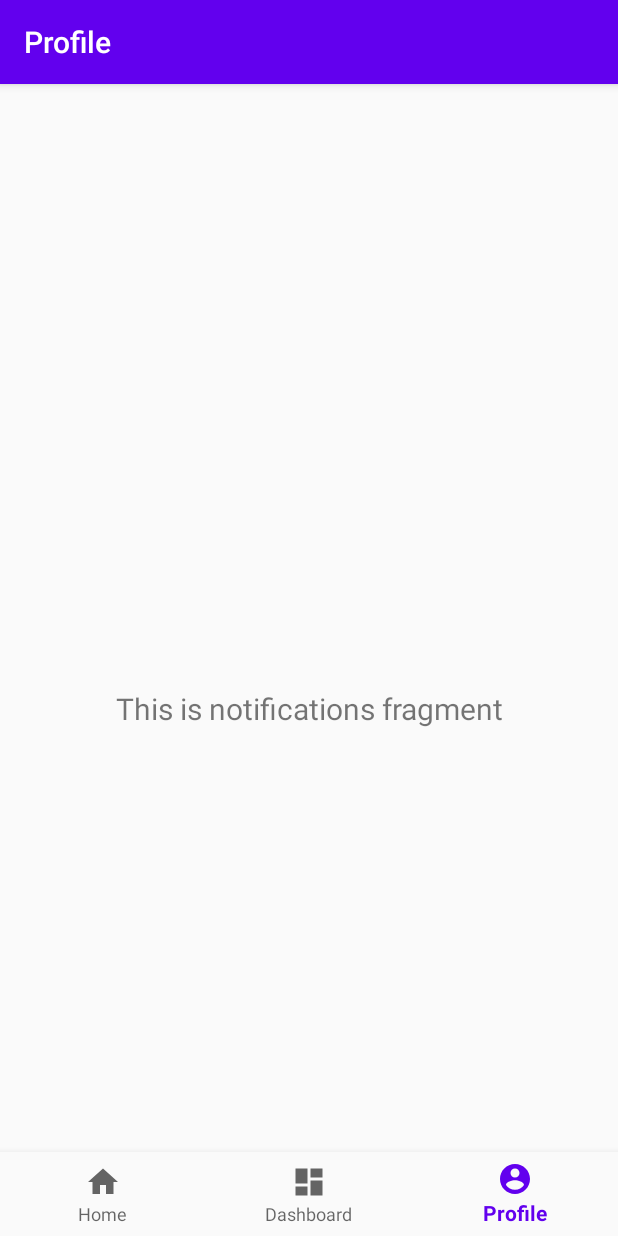
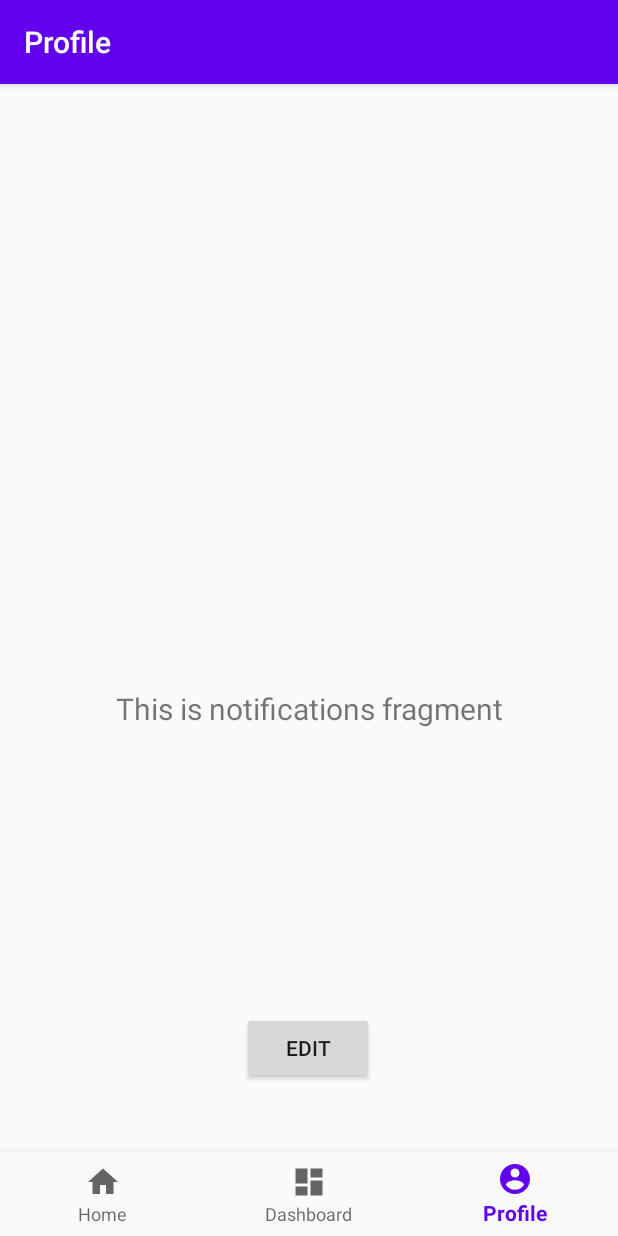
Before and after one commit to evasga98/MyHeartFitness, an Android app: the ProfileFragment screen opened through its navigation route, on a phone screen of 412 x 824 dp. Run offline under Robolectric (Android 15) with nearby library versions, the phone set to English and light mode, and no system bars; our stand-ins replace navigation-ui.

Commit message:
fragment to update user data

```diff
--- a/app/src/main/java/com/myhearfitness/app/MainActivity.java
+++ b/app/src/main/java/com/myhearfitness/app/MainActivity.java
@@ -9,6 +9,9 @@ import androidx.navigation.ui.AppBarConfiguration;
 import androidx.navigation.ui.NavigationUI;
 
 import com.google.android.material.bottomnavigation.BottomNavigationView;
+
+import java.util.ArrayList;
+import java.util.List;
 
 public class MainActivity extends AppCompatActivity {
 
@@ -26,6 +29,17 @@ public class MainActivity extends AppCompatActivity {
         NavigationUI.setupActionBarWithNavController(this, navController, appBarConfiguration);
         NavigationUI.setupWithNavController(navView, navController);
 
+        int w = 30;
+        List<Integer> RR = new ArrayList<Integer>();
+        RR.add(1);
+        RR.add(2);
+        RR.add(3);
+
+        List<Integer> D = new ArrayList<Integer>();
+        D.add(0);
+        D.add(0);
+        D.add(0);
+
     }
 
 }
--- a/app/src/main/java/com/myhearfitness/app/ui/profile/ProfileFragment.java
+++ b/app/src/main/java/com/myhearfitness/app/ui/profile/ProfileFragment.java
@@ -4,11 +4,13 @@ import android.os.Bundle;
 import android.view.LayoutInflater;
 import android.view.View;
 import android.view.ViewGroup;
+import android.widget.Button;
 import android.widget.TextView;
 
 import androidx.annotation.NonNull;
 import androidx.annotation.Nullable;
 import androidx.fragment.app.Fragment;
+import androidx.fragment.app.FragmentTransaction;
 import androidx.lifecycle.Observer;
 import androidx.lifecycle.ViewModelProviders;
 
@@ -30,6 +32,19 @@ public class ProfileFragment extends Fragment {
                 textView.setText(s);
             }
         });
+
+        Button button =  root.findViewById(R.id.edit_button);
+        button.setOnClickListener(new View.OnClickListener() {
+            @Override
+            public void onClick(View v) {
+
+                FragmentTransaction transaction = getFragmentManager().beginTransaction();
+                transaction.replace(R.id.nav_host_fragment, new EditProfileFragment());
+                transaction.addToBackStack(null);
+                transaction.commit();
+
+            }
+        });
         return root;
     }
 }
--- a/app/src/main/res/layout/fragment_profile.xml
+++ b/app/src/main/res/layout/fragment_profile.xml
@@ -19,4 +19,17 @@
         app:layout_constraintEnd_toEndOf="parent"
         app:layout_constraintStart_toStartOf="parent"
         app:layout_constraintTop_toTopOf="parent" />
+
+    <Button
+        android:id="@+id/edit_button"
+        android:layout_width="wrap_content"
+        android:layout_height="wrap_content"
+        android:text="Edit"
+        app:layout_constraintBottom_toBottomOf="parent"
+        app:layout_constraintEnd_toEndOf="parent"
+        app:layout_constraintHorizontal_bias="0.498"
+        app:layout_constraintStart_toStartOf="parent"
+        app:layout_constraintTop_toTopOf="parent"
+        app:layout_constraintVertical_bias="0.847" />
+
 </androidx.constraintlayout.widget.ConstraintLayout>
```
Also changed, not shown: app/src/main/java/com/myhearfitness/app/ui/profile/EditProfileFragment.java (added, +74 -0 lines), app/src/main/java/com/myhearfitness/app/ui/profile/EditProfileViewModel.java (added, +19 -0 lines), app/src/main/res/layout/fragment_edit_profile.xml (added, +69 -0 lines).
